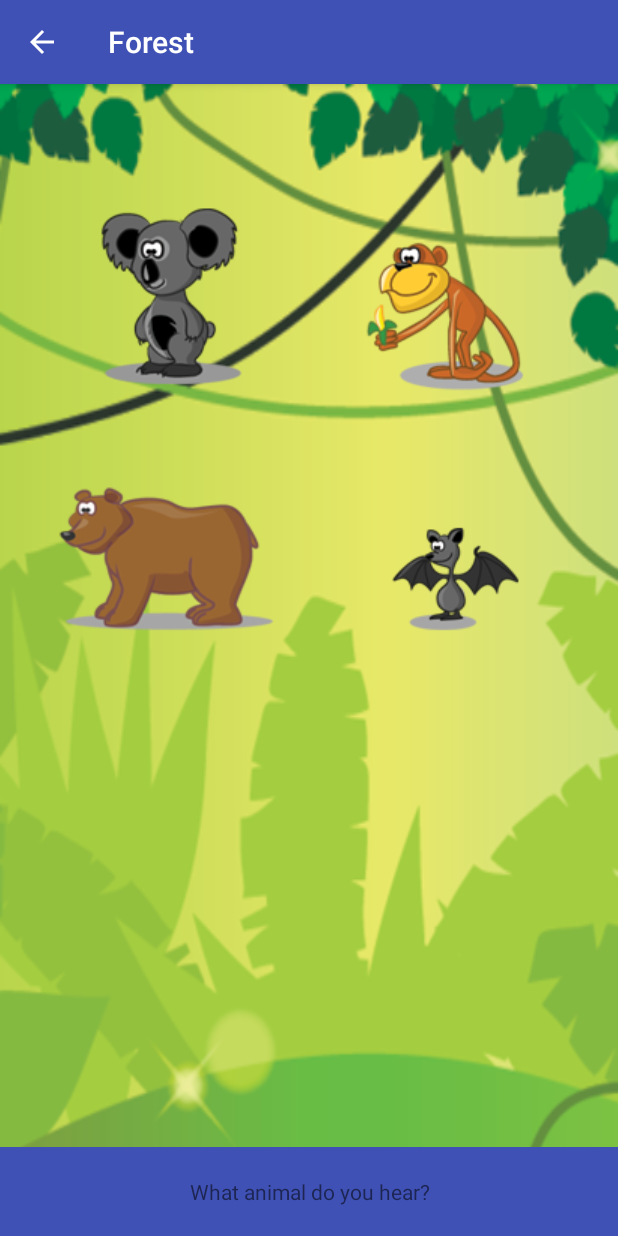
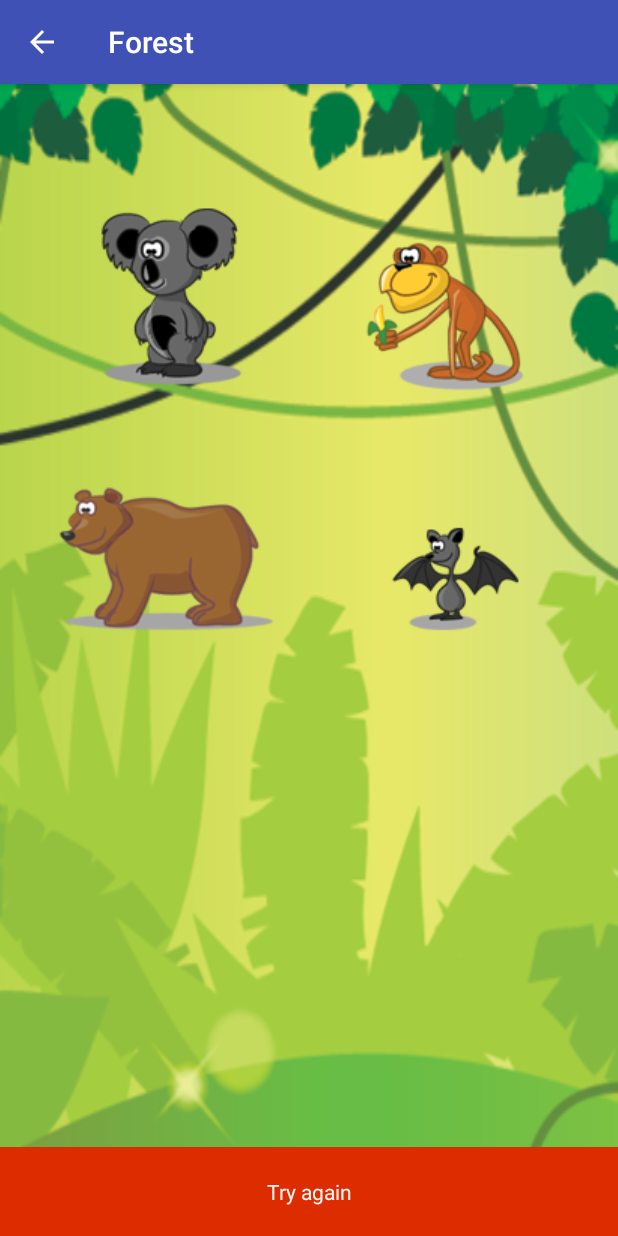
Before and after one commit to DMGlion/AnimalSchool, an Android app: the ForestView screen opened directly, with no data from a screen before it, after a tap on an icon or button, on a phone screen of 412 x 824 dp. Run offline under Robolectric (Android 15) with nearby library versions, the phone set to English and light mode, and no system bars.

Commit message:
Minor change

```diff
--- a/app/src/main/java/com/example/davidmgarcia6/animalschool/ForestView.java
+++ b/app/src/main/java/com/example/davidmgarcia6/animalschool/ForestView.java
@@ -2,6 +2,7 @@ package com.example.davidmgarcia6.animalschool;
 
 import android.content.Context;
 import android.content.Intent;
+import android.graphics.Color;
 import android.hardware.Sensor;
 import android.hardware.SensorManager;
 import android.media.MediaPlayer;
@@ -10,6 +11,7 @@ import android.support.v7.app.AppCompatActivity;
 import android.os.Bundle;
 import android.view.View;
 import android.widget.Button;
+import android.widget.TextView;
 import android.widget.Toast;
 
 public class ForestView extends AppCompatActivity {
@@ -27,6 +29,13 @@ public class ForestView extends AppCompatActivity {
         super.onCreate(savedInstanceState);
         setContentView(R.layout.activity_forest_view);
 
+        final TextView textview= (TextView) findViewById(R.id.updateresponse);
+
+        // Auto plays the Audio file
+        stopPlaying();
+        mp = MediaPlayer.create(ForestView.this, R.raw.monkey);
+        mp.start();
+
         Button koala = (Button) findViewById(R.id.koalabutton);
         assert koala != null;
         koala.setOnClickListener(new View.OnClickListener() {
@@ -34,9 +43,13 @@ public class ForestView extends AppCompatActivity {
             public void onClick(View v) {
                 stopPlaying();
                 mp = MediaPlayer.create(ForestView.this, R.raw.incorrect);
+                textview.setText("Try again");
+//                reference http://stackoverflow.com/questions/4602902/how-to-set-the-text-color-of-textview-in-code
+                textview.setBackgroundColor(Color.argb(255,221,44,0));
                 mp.start();
             }
         });
+
 
         Button monkey = (Button) findViewById(R.id.monkeybutton);
         assert monkey != null;
@@ -45,6 +58,9 @@ public class ForestView extends AppCompatActivity {
             public void onClick(View v) {
                 stopPlaying();
                 mp = MediaPlayer.create(ForestView.this, R.raw.winnero);
+                textview.setText("Correct");
+//                reference http://stackoverflow.com/questions/4602902/how-to-set-the-text-color-of-textview-in-code
+                textview.setBackgroundColor(Color.argb(255,100,221,23));
                 mp.start();
 
                 //Code for redirecting to Facts screen is:
@@ -68,6 +84,9 @@ public class ForestView extends AppCompatActivity {
             public void onClick(View v) {
                 stopPlaying();
                 mp = MediaPlayer.create(ForestView.this, R.raw.incorrect);
+                textview.setText("Try again");
+//                reference http://stackoverflow.com/questions/4602902/how-to-set-the-text-color-of-textview-in-code
+                textview.setBackgroundColor(Color.argb(255,221,44,0));
                 mp.start();
             }
         });
@@ -79,6 +98,9 @@ public class ForestView extends AppCompatActivity {
             public void onClick(View v) {
                 stopPlaying();
                 mp = MediaPlayer.create(ForestView.this, R.raw.incorrect);
+                textview.setText("Try again");
+//                reference http://stackoverflow.com/questions/4602902/how-to-set-the-text-color-of-textview-in-code
+                textview.setBackgroundColor(Color.argb(255,221,44,0));
                 mp.start();
             }
         });
--- a/app/src/main/res/layout/activity_forest_view.xml
+++ b/app/src/main/res/layout/activity_forest_view.xml
@@ -90,11 +90,13 @@
         android:layout_height="wrap_content"
         android:layout_gravity="bottom">
         <TextView
+            android:id="@+id/updateresponse"
             android:layout_width="match_parent"
             android:layout_height="wrap_content"
             android:text="What animal do you hear?"
             android:textAlignment="center"
             android:padding="20dp"
+            android:textColor="@color/endColorArctic"
             android:background="@color/colorPrimary"/>
     </RelativeLayout>
 
--- a/app/src/main/res/layout/activity_ocean_view.xml
+++ b/app/src/main/res/layout/activity_ocean_view.xml
@@ -89,10 +89,12 @@
         android:layout_height="wrap_content"
         android:layout_gravity="bottom">
         <TextView
+            android:id="@+id/updateresponse"
             android:layout_width="match_parent"
             android:layout_height="wrap_content"
             android:text="What animal do you hear?"
             android:textAlignment="center"
+            android:textColor="@color/endColorArctic"
             android:padding="20dp"
             android:background="@color/colorPrimary"/>
     </RelativeLayout>
--- a/app/src/main/res/layout/activity_safari_view.xml
+++ b/app/src/main/res/layout/activity_safari_view.xml
@@ -96,6 +96,7 @@
             android:layout_height="wrap_content"
             android:text="What animal do you hear?"
             android:textAlignment="center"
+            android:textColor="@color/endColorArctic"
             android:padding="20dp"
             android:background="@color/colorPrimary"/>
     </RelativeLayout>
```
